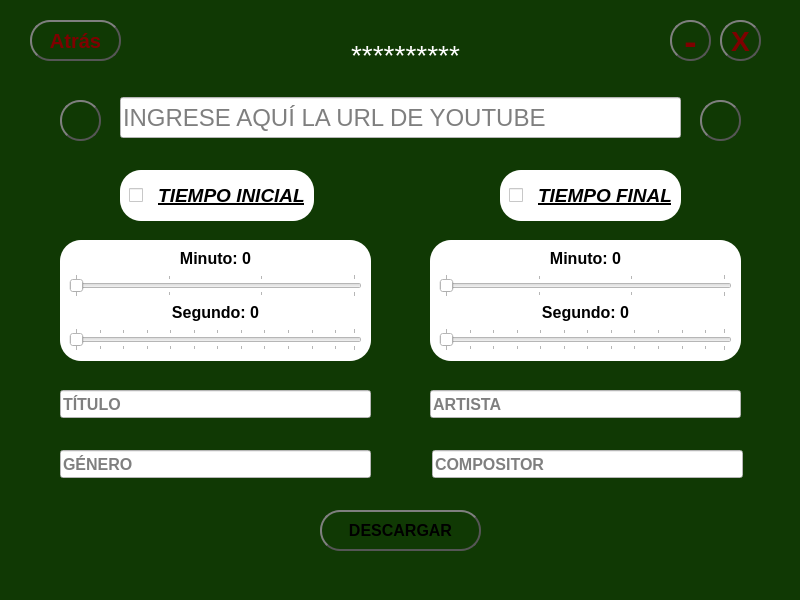
LJMT89/youtube_descargas, file descargas_youtube/ui/descargar_youtube.ui: the form before one commit.
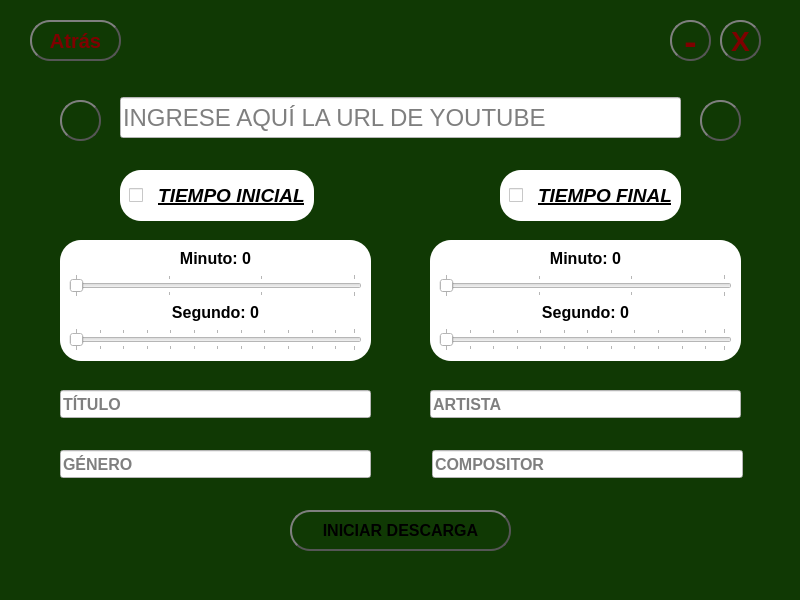
The form after the commit. Icons and pictures are not drawn.

Diff of the .ui file:
```diff
--- a/descargas_youtube/ui/descargar_youtube.ui
+++ b/descargas_youtube/ui/descargar_youtube.ui
@@ -719,9 +719,9 @@
    <widget class="QPushButton" name="btn_descargar">
     <property name="geometry">
      <rect>
-      <x>320</x>
+      <x>290</x>
       <y>510</y>
-      <width>161</width>
+      <width>221</width>
       <height>41</height>
      </rect>
     </property>
@@ -765,7 +765,7 @@
 	}</string>
     </property>
     <property name="text">
-     <string>DESCARGAR</string>
+     <string>INICIAR DESCARGA</string>
     </property>
     <property name="icon">
      <iconset>
@@ -790,7 +790,7 @@
      <string notr="true">color: rgb(255, 255, 255);</string>
     </property>
     <property name="text">
-     <string>**********</string>
+     <string/>
     </property>
     <property name="alignment">
      <set>Qt::AlignCenter</set>
```
Left out of the diff: 2 changed lines with no effect on the pictures.
